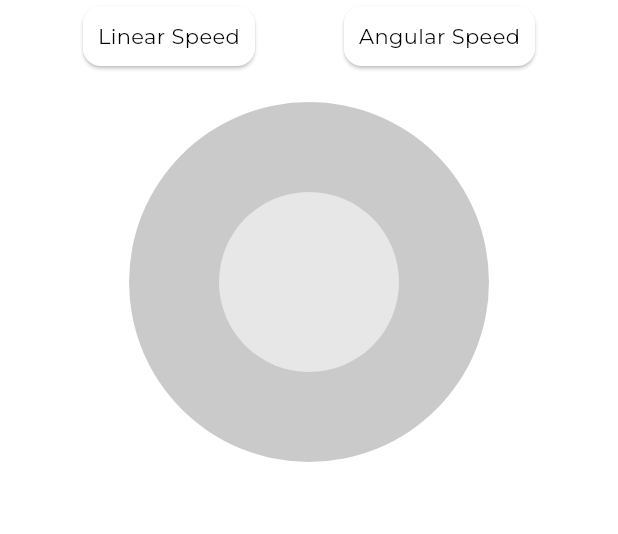
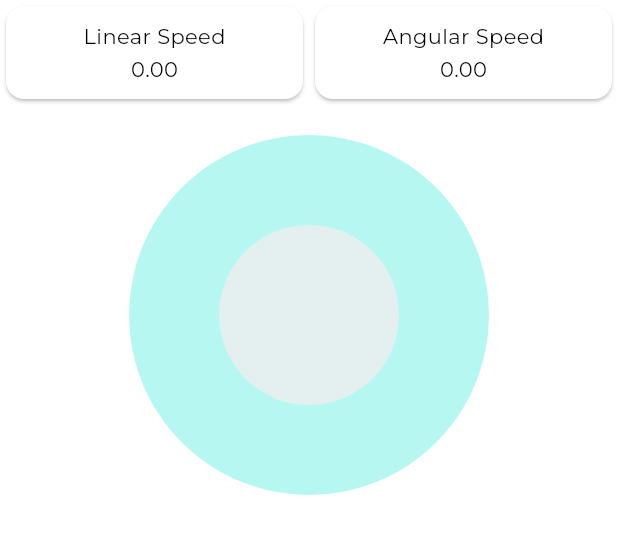
Before and after one commit to EinEinfach/CaSSAndRA_native, a Flutter app: the Joystick widget shown alone on an empty page, opened directly, on a phone screen of 412 x 824 dp. Shown: the top 534 px of the screen. Run offline on Flutter 3.47's test engine with Material 3 defaults, Android fonts, the phone set to English and light mode, and no system bars; our stand-ins replace bootstrap_icons, google_fonts, google_nav_bar.

Commit message:
Angular and Linear Speed in Joystick Class Playing with Themes

```diff
--- a/cassandra_native/lib/theme/theme.dart
+++ b/cassandra_native/lib/theme/theme.dart
@@ -4,7 +4,7 @@ import 'package:google_fonts/google_fonts.dart';
 ThemeData lightMode = ThemeData(
   brightness: Brightness.light,
   colorScheme: ColorScheme.light(
-    background: Colors.grey.shade400,
+    background: const Color.fromARGB(255, 165, 245, 238),
     primary: Colors.grey.shade300,
     secondary: Colors.grey.shade200,
     onBackground: Colors.grey.shade900,
@@ -23,3 +23,23 @@ ThemeData darkMode = ThemeData(
   ),
   fontFamily: GoogleFonts.montserrat().fontFamily,
 );
+
+// var lightColorScheme = ColorScheme.fromSeed(
+//   brightness: Brightness.light,
+//   seedColor: const Color.fromARGB(255, 17, 243, 243),
+// );
+
+// var darkColorScheme = ColorScheme.fromSeed(
+//   brightness: Brightness.dark,
+//   seedColor: const Color.fromARGB(0, 32, 32, 32),
+// );
+
+// ThemeData lightMode = ThemeData(
+//   colorScheme: lightColorScheme,
+//   fontFamily: GoogleFonts.montserrat().fontFamily,
+// );
+
+// ThemeData darkMode = ThemeData(
+//   colorScheme: darkColorScheme,
+//   fontFamily: GoogleFonts.montserrat().fontFamily,
+// );
--- a/cassandra_native/lib/widgets/joystick.dart
+++ b/cassandra_native/lib/widgets/joystick.dart
@@ -1,6 +1,7 @@
 import 'package:flutter/material.dart';
 import 'dart:async';
 import 'package:flutter/gestures.dart';
+import 'dart:math';
 
 class AllowMultipleGestureRecognizer extends PanGestureRecognizer {
   @override
@@ -20,6 +21,9 @@ class Joystick extends StatefulWidget {
 
 class _JoystickState extends State<Joystick> {
   Offset position = Offset.zero;
+  double _linearSpeed = 0.0;
+  double _angularSpeed = 0.0;
+  static double _maxSpeed = 0.5;
   Timer? timer;
 
   @override
@@ -48,21 +52,47 @@ class _JoystickState extends State<Joystick> {
         Row(
           mainAxisAlignment: MainAxisAlignment.spaceEvenly,
           children: [
-            Card(
-              child: Padding(
-                padding: EdgeInsets.all(10.0),
-                child: Text('Linear Speed'),
+            Expanded(
+              child: Card(
+                child: Padding(
+                  padding: const EdgeInsets.all(10.0),
+                  child: Column(
+                    crossAxisAlignment: CrossAxisAlignment.center,
+                    children: [
+                      const Text('Linear Speed'),
+                      const SizedBox(
+                        height: 2,
+                      ),
+                      Text(
+                        _linearSpeed.toStringAsFixed(2),
+                      ),
+                    ],
+                  ),
+                ),
               ),
             ),
-            Card(
-              child: Padding(
-                padding: EdgeInsets.all(10.0),
-                child: Text('Angular Speed'),
+            Expanded(
+              child: Card(
+                child: Padding(
+                  padding: const EdgeInsets.all(10.0),
+                  child: Column(
+                    crossAxisAlignment: CrossAxisAlignment.center,
+                    children: [
+                      const Text('Angular Speed'),
+                      const SizedBox(
+                        height: 2,
+                      ),
+                       Text(
+                        _angularSpeed.toStringAsFixed(2),
+                      ),
+                    ],
+                  ),
+                ),
               ),
             ),
           ],
         ),
-        const SizedBox(height: 20), // Abstand zwischen den Karten und dem Joystick
+        const SizedBox(height: 20),
         RawGestureDetector(
           gestures: {
             AllowMultipleGestureRecognizer:
@@ -82,12 +112,16 @@ class _JoystickState extends State<Joystick> {
                         radius,
                       );
                     }
+                    _linearSpeed = -1*_maxSpeed*((position.distance)/radius)*sin(position.direction);
+                    _angularSpeed = -1*_maxSpeed*((position.distance)/radius)*cos(position.direction);
                     widget.onJoystickMoved(position);
                   });
                 };
                 instance.onEnd = (_) {
                   setState(() {
                     position = Offset.zero;
+                    _linearSpeed = 0;
+                    _angularSpeed = 0;
                     widget.onJoystickMoved(position);
                   });
                 };
```
Also changed, not shown: cassandra_native/lib/pages/home_page.dart (+26 -6 lines).
